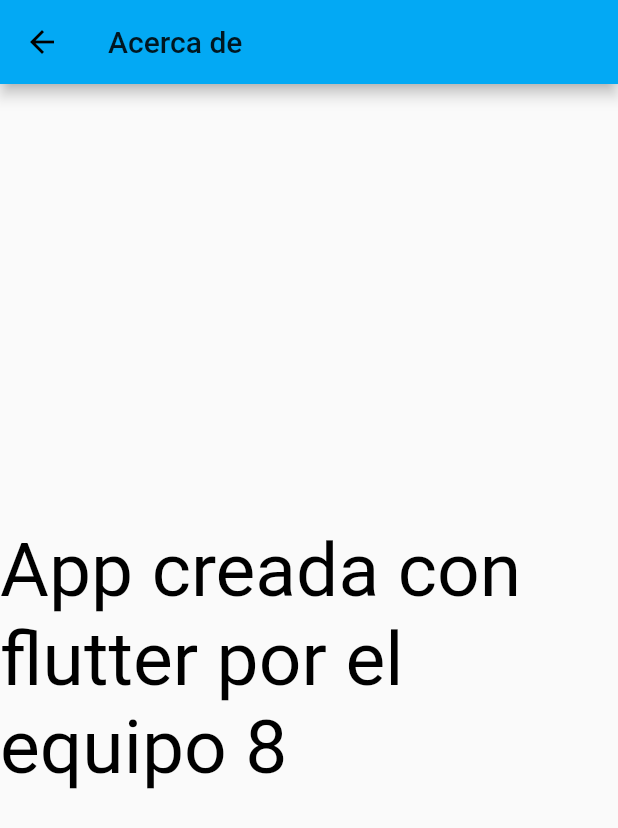
After one commit to IvanGonzalezR/app_enfermedades, a Flutter app: the screen it shows after launch, after a tap on an icon or button, on a phone screen of 412 x 824 dp. The commit adds this screen. Shown: the top 828 px of the screen. Run offline on Flutter 3.47's test engine with Material 2 defaults, Android fonts, the phone set to English and light mode, and no system bars.

Commit message:
codigo inicial modularizado

```diff
--- /dev/null
+++ b/lib/pantalla_acerca_de.dart
@@ -0,0 +1,20 @@
+import 'package:flutter/material.dart';
+
+class PantallaAcercaDe extends StatelessWidget{
+  @override
+  Widget build(BuildContext context) {
+    return Scaffold(
+      appBar: AppBar(
+        title: Text('Acerca de'),
+      ),
+      body: Center(
+          child: Column(
+              mainAxisAlignment: MainAxisAlignment.center,
+              children: <Widget>[
+                Text('App creada con flutter por el equipo 8',style: TextStyle(fontSize: 50, color: Colors.black)),
+              ]
+          )
+      ),
+    );
+  }
+}
--- /dev/null
+++ b/lib/pantalla_principal.dart
@@ -0,0 +1,49 @@
+import 'package:app_enfermedades/pantalla_acerca_de.dart';
+import 'package:app_enfermedades/pantalla_enfermedades.dart';
+import 'package:app_enfermedades/pantalla_noticias_articulos.dart';
+import 'package:flutter/cupertino.dart';
+import 'package:flutter/material.dart';
+
+class PantallaPrincipal extends StatelessWidget {
+  @override
+  Widget build(BuildContext context) {
+    final content = Center(
+      child: Column(
+        mainAxisAlignment: MainAxisAlignment.center,
+        children: <Widget>[
+          Text("EQUIPO 8",style: TextStyle(fontSize: 50, color: Colors.black)),
+          Text('Noticias y articulos',style: TextStyle(fontSize: 40, color: Colors.lightBlue)),
+          //en la parte de onPressed se agregara el metodo para ir a la siguiente pagina
+          new RaisedButton(color: Colors.blue, textColor: Colors.white,child: Text('Enterate de las ultimas noticias \nsobre la salud',
+              style: TextStyle(fontSize: 20.0)),onPressed: (){
+            Navigator.of(context).push(MaterialPageRoute(
+                builder: (context) =>PantallaNoticiasyArticulos()));
+          }),
+          Text('Enfermedades',style: TextStyle(fontSize: 40, color: Colors.lightBlue)),
+          new RaisedButton(color: Colors.blue,textColor: Colors.white,child: Text('Obten informacion sobre una\n amplia cantidad de enfermedades',
+              style: TextStyle(fontSize: 20.0)),onPressed: (){
+            Navigator.of(context).push(MaterialPageRoute(
+                builder: (context) => PantallaEnfermedades()));
+          }),
+        ],
+      ),
+    );
+
+    return Scaffold(
+      appBar: AppBar(
+        title: Text('App Enfermedades'),
+      ),
+      body: content,
+      //Boton signo de interrogacion
+      floatingActionButton: FloatingActionButton(
+        onPressed: (){
+          Navigator.of(context).push(CupertinoPageRoute(
+              builder: (context) => PantallaAcercaDe()));
+        },
+        tooltip: 'Información sobre nosotros',
+        child: Icon(CupertinoIcons.question),
+      ),
+    )
+    ;
+  }
+}
```
Also changed, not shown: lib/main.dart (+12 -85 lines), lib/pantalla_enfermedades.dart (added, +20 -0 lines), lib/pantalla_noticias_articulos.dart (added, +20 -0 lines).
